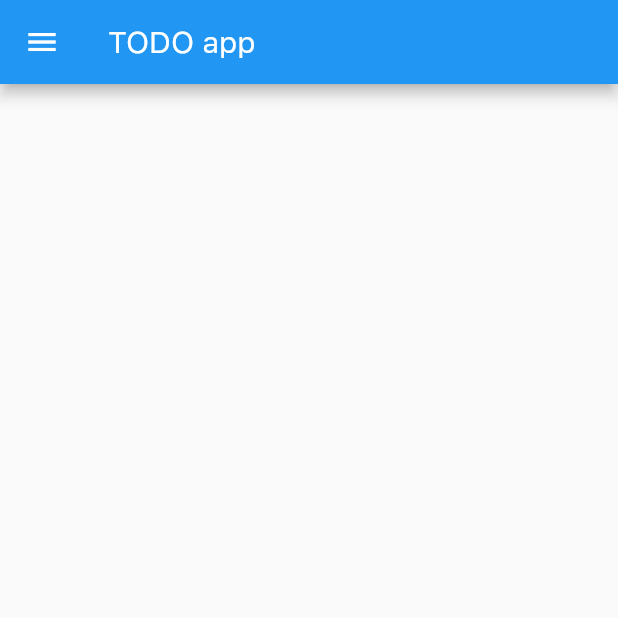
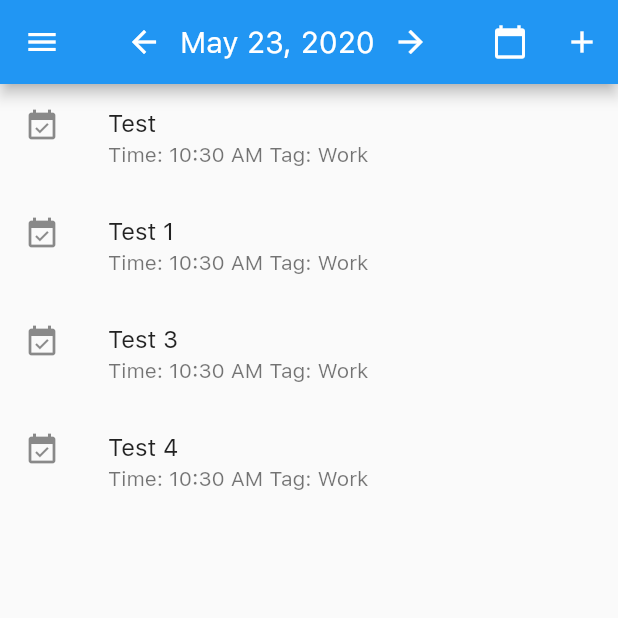
Before and after one commit to ViktoriiaKovalova/viskonsin-todolist-client, a Flutter app: the screen it shows after launch, on a phone screen of 412 x 824 dp, the top half of it. Run offline on Flutter 3.47's test engine with Material 2 defaults, Android fonts, the light colour scheme and no system bars.

Commit message:
test todolist screen

```diff
--- a/lib/providers/todo_provider.dart
+++ b/lib/providers/todo_provider.dart
@@ -2,10 +2,63 @@ import 'package:flutter/material.dart';
 import '../models/todo.dart';
 
 class TodoProvider with ChangeNotifier {
-  List<Todo> _todoList = [];
+  List<Todo> _todoList = [
+    Todo(
+      id: 1,
+      timestamp: DateTime.now().millisecondsSinceEpoch,
+      label: "Work",
+      description: "Test",
+    ),
+    Todo(
+      id: 2,
+      timestamp: DateTime.now().millisecondsSinceEpoch,
+      label: "Work",
+      description: "Test 1",
+    ),
+    Todo(
+      id: 3,
+      timestamp: DateTime.now().millisecondsSinceEpoch,
+      label: "Work",
+      description: "Test 3",
+    ),
+    Todo(
+      id: 4,
+      timestamp: DateTime.now().millisecondsSinceEpoch,
+      label: "Work",
+      description: "Test 4",
+    ),
+  ];
+
+  DateTime _currentDay = DateTime.now();
+
+  DateTime get currentDay => _currentDay;
+
+  List<Todo> get currentDayTodolist => [..._todoList];
+
+  void next() {
+    _currentDay = _currentDay.add(
+      Duration(
+        days: 1,
+      ),
+    );
+  }
+
+  void prev() {
+    _currentDay = _currentDay.subtract(
+      Duration(
+        days: 1,
+      ),
+    );
+  }
+
+  Future<void> fetchTodolist() async {
+    return Future.delayed(const Duration(seconds: 1));
+    //TODO: api call and error handling
+  }
 
   void clear() {
     // TODO: api call and error handling
     _todoList.clear();
+    notifyListeners();
   }
 }
--- a/lib/screens/day_todolist_screen.dart
+++ b/lib/screens/day_todolist_screen.dart
@@ -1,8 +1,39 @@
 import 'package:flutter/material.dart';
+import 'package:provider/provider.dart';
+import 'package:intl/intl.dart';
+import '../providers/todo_provider.dart';
 import '../components/app_drawer.dart';
 
-class DayTodolistScreen extends StatelessWidget {
+class DayTodolistScreen extends StatefulWidget {
   static const String routeName = '/list';
+
+  @override
+  _DayTodolistScreenState createState() => _DayTodolistScreenState();
+}
+
+class _DayTodolistScreenState extends State<DayTodolistScreen> {
+  bool _isInit = true;
+  bool _isLoading = false;
+
+  void _fetchData() {
+    setState(() {
+      _isLoading = true;
+    });
+    Provider.of<TodoProvider>(context).fetchTodolist().then((_) {
+      setState(() {
+        _isLoading = false;
+      });
+    });
+  }
+
+  @override
+  void didChangeDependencies() {
+    if (_isInit) {
+      _fetchData();
+    }
+    _isInit = false;
+    super.didChangeDependencies();
+  }
 
   @override
   Widget build(BuildContext context) {
@@ -10,16 +41,79 @@ class DayTodolistScreen extends StatelessWidget {
 
     return Scaffold(
       appBar: appBar,
-      body: _buildTodoList(),
+      body: _isLoading
+          ? Center(
+              child: CircularProgressIndicator(),
+            )
+          : _buildTodoList(),
       drawer: AppDrawer(),
     );
   }
 
   Widget _buildNavBar() {
     return AppBar(
-      title: const Text('TODO app'),
+      title: _buildCurrentDayRow(),
+      actions: <Widget>[
+        IconButton(
+          onPressed: () {},
+          icon: Icon(Icons.calendar_today),
+        ),
+        IconButton(
+          onPressed: () {},
+          icon: Icon(Icons.add),
+        ),
+      ],
     );
   }
 
-  Widget _buildTodoList() {}
+  Widget _buildTodoList() {
+    MaterialLocalizations localizations = MaterialLocalizations.of(context);
+    final provider = Provider.of<TodoProvider>(context);
+    final todolist = provider.currentDayTodolist;
+
+    return ListView.builder(
+      itemCount: todolist.length,
+      itemBuilder: (BuildContext ctxt, int index) {
+        final currTask = todolist[index];
+        final taskTime = localizations.formatTimeOfDay(
+            TimeOfDay.fromDateTime(
+              DateTime.fromMillisecondsSinceEpoch(
+                currTask.timestamp,
+              ),
+            ),
+            alwaysUse24HourFormat: false);
+
+        return ListTile(
+          leading: Icon(Icons.event_available),
+          title: Text(currTask.description),
+          subtitle: Text("Time: $taskTime Tag: ${currTask.label}"),
+        );
+      },
+    );
+  }
+
+  Widget _buildCurrentDayRow() {
+    final provider = Provider.of<TodoProvider>(context);
+    final currDayStr =
+        DateFormat.yMMMMd("en_US").format(provider.currentDay).toString();
+
+    return Row(
+      children: <Widget>[
+        IconButton(
+            icon: Icon(Icons.arrow_back),
+            onPressed: () {
+              provider.prev();
+              _fetchData();
+            }),
+        Text(currDayStr),
+        IconButton(
+          icon: Icon(Icons.arrow_forward),
+          onPressed: () {
+            provider.next();
+            _fetchData();
+          },
+        ),
+      ],
+    );
+  }
 }
```
